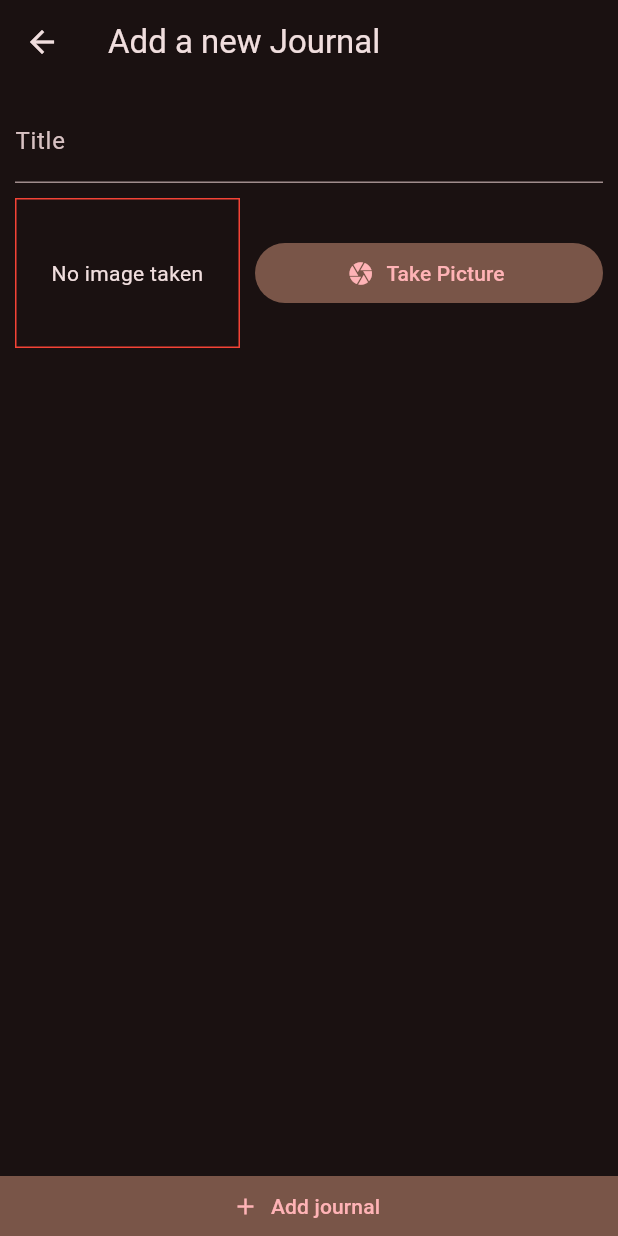
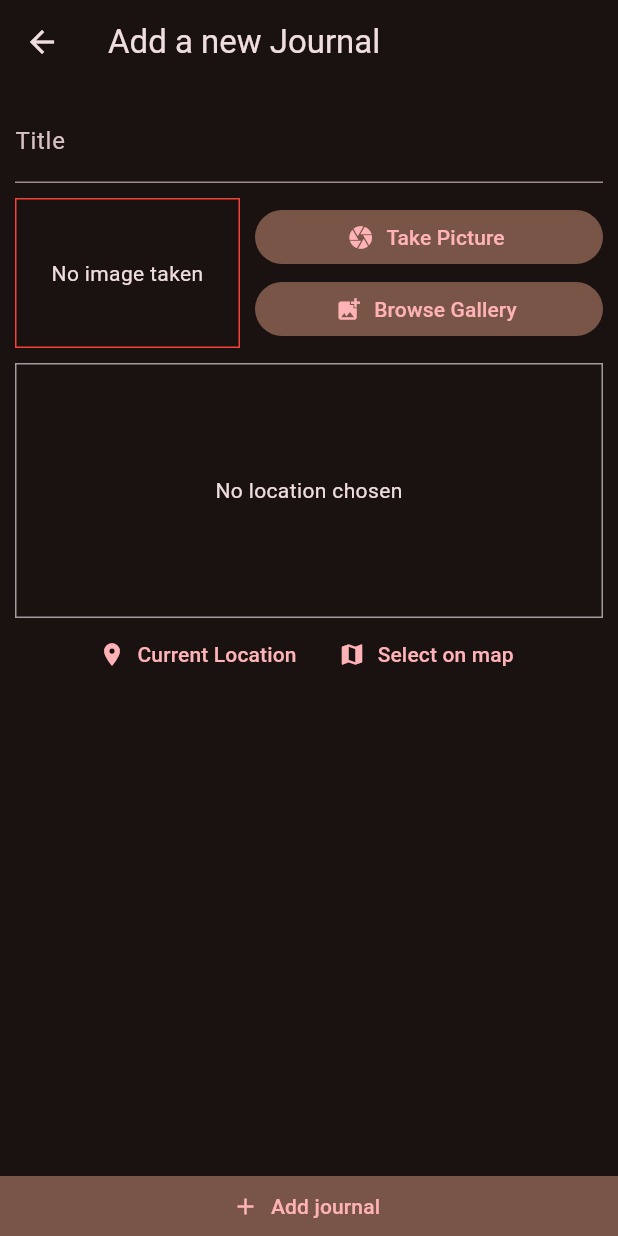
Before and after one commit to khakestari/travel_journal_app, a Flutter app: the AddJournalScreen screen opened by its route, after a tap on "Take Picture", on a phone screen of 412 x 824 dp. Run offline on Flutter 3.47's test engine with Material 2 defaults, Android fonts, the phone set to English and light mode, and no system bars; our stand-ins replace image_picker, sqflite; accounts and stored records are empty.

Commit message:
add a location input & the location package

```diff
--- a/lib/screens/add_journal_screen.dart
+++ b/lib/screens/add_journal_screen.dart
@@ -5,6 +5,7 @@ import 'package:provider/provider.dart';
 
 import '../widgets/image_input.dart';
 import '../providers/user_journals.dart';
+import '../widgets/location_input.dart';
 
 class AddJournalScreen extends StatefulWidget {
   static const routName = '/add-journal';
@@ -51,6 +52,8 @@ class _AddJournalScreenState extends State<AddJournalScreen> {
                     ),
                     const SizedBox(height: 10),
                     ImageInput(_selectImage),
+                    SizedBox(height: 10),
+                    LocationInput()
                   ],
                 ),
               ),
@@ -68,7 +71,7 @@ class _AddJournalScreenState extends State<AddJournalScreen> {
             icon: const Icon(Icons.add),
             label: const Text('Add journal'),
             onPressed: _saveJournal,
-          )
+          ),
         ],
       ),
     );
--- a/lib/widgets/image_input.dart
+++ b/lib/widgets/image_input.dart
@@ -16,10 +16,15 @@ class ImageInput extends StatefulWidget {
 
 class _ImageInputState extends State<ImageInput> {
   File? _storedImage;
-  Future<void> _takePicture() async {
+  Future<void> _takePicture(String imageSource) async {
     final picker = ImagePicker();
+
     final imageFile = await picker.pickImage(
-      source: ImageSource.camera,
+      source: imageSource == 'camera'
+          ? ImageSource.camera
+          : imageSource == 'gallery'
+              ? ImageSource.gallery
+              : ImageSource.camera,
       maxHeight: 600,
     );
     if (imageFile == null) {
@@ -58,12 +63,25 @@ class _ImageInputState extends State<ImageInput> {
         ),
         const SizedBox(width: 10),
         Expanded(
-            child: TextButton.icon(
-                onPressed: _takePicture,
+            child: Column(
+          crossAxisAlignment: CrossAxisAlignment.center,
+          children: [
+            TextButton.icon(
+                onPressed: () => _takePicture('camera'),
                 style: TextButton.styleFrom(
+                    minimumSize: Size(double.infinity, 20),
                     backgroundColor: const Color(0xFF795548)),
                 icon: const Icon(Icons.camera),
-                label: const Text('Take Picture')))
+                label: const Text('Take Picture')),
+            TextButton.icon(
+                onPressed: () => _takePicture('gallery'),
+                style: TextButton.styleFrom(
+                    minimumSize: Size(double.infinity, 20),
+                    backgroundColor: const Color(0xFF795548)),
+                icon: const Icon(Icons.add_photo_alternate),
+                label: const Text('Browse Gallery')),
+          ],
+        )),
       ],
     );
   }
--- /dev/null
+++ b/lib/widgets/location_input.dart
@@ -0,0 +1,53 @@
+import 'package:flutter/material.dart';
+
+class LocationInput extends StatefulWidget {
+  const LocationInput({super.key});
+
+  @override
+  State<LocationInput> createState() => _LocationInputState();
+}
+
+class _LocationInputState extends State<LocationInput> {
+  String? _previewImageUrl;
+
+  @override
+  Widget build(BuildContext context) {
+    return Column(
+      children: [
+        Container(
+          alignment: Alignment.center,
+          height: 170,
+          width: double.infinity,
+          decoration: BoxDecoration(
+            border: Border.all(width: 1, color: Colors.grey),
+          ),
+          child: _previewImageUrl == null
+              ? const Text(
+                  'No location chosen',
+                  textAlign: TextAlign.center,
+                )
+              : Image.network(
+                  '_previewImageUrl',
+                  fit: BoxFit.cover,
+                  width: double.infinity,
+                ),
+        ),
+        Row(
+          mainAxisAlignment: MainAxisAlignment.center,
+          children: [
+            TextButton.icon(
+              onPressed: () {},
+              icon: Icon(Icons.location_on),
+              label: Text('Current Location'),
+            ),
+            TextButton.icon(
+              onPressed: () {},
+              icon: Icon(Icons.map),
+              label: Text('Select on map'),
+            ),
+          ],
+        )
+      ],
+    );
+  }
+}
--- a/pubspec.yaml
+++ b/pubspec.yaml
@@ -40,6 +40,7 @@ dependencies:
   path_provider: ^2.1.1
   path: ^1.8.3
   sqflite: ^2.3.0
+  location: ^5.0.3
 
 dev_dependencies:
   flutter_test:
```
Also changed, not shown: pubspec.lock, 4 other files.
